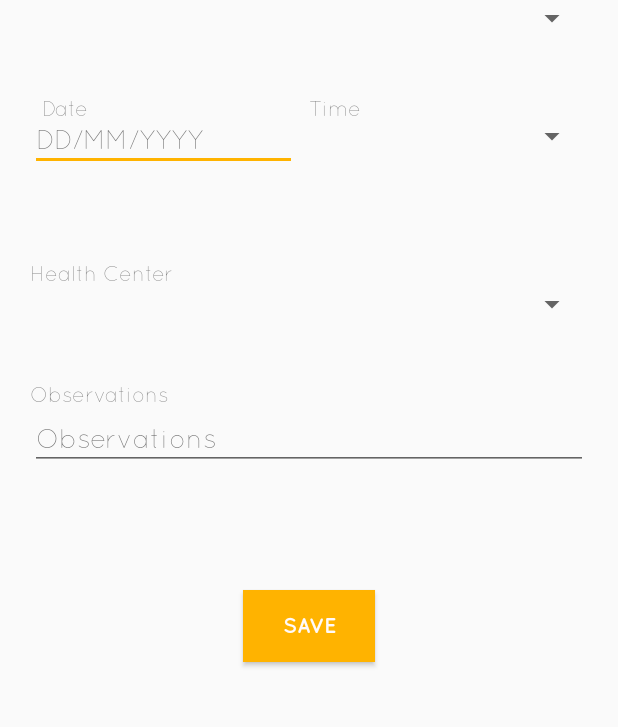
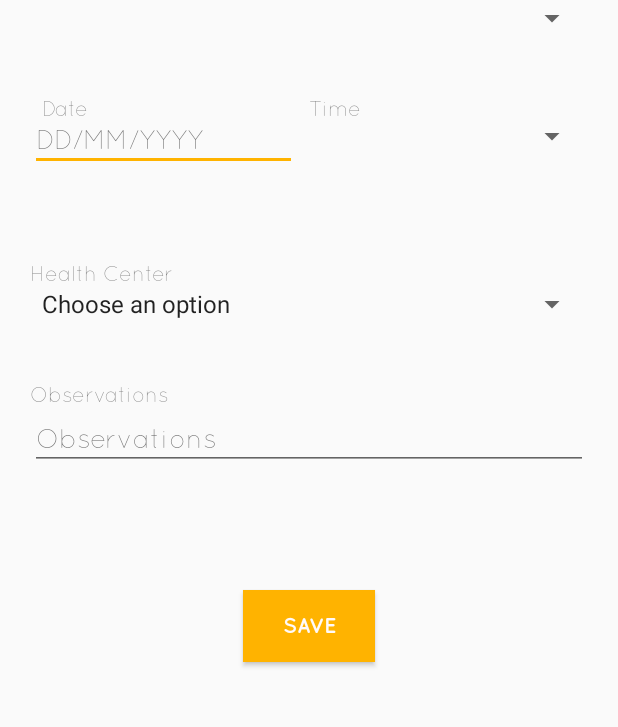
Before and after one commit to EmiliaPalaghita/BookADoctor, an Android app: the AppointmentActivity screen opened directly, with no data from a screen before it, on a phone screen of 412 x 824 dp, the part 409-1136 px from its top. Run offline under Robolectric (Android 15) with nearby library versions, the phone set to English and light mode, and no system bars; our stand-ins replace Firebase (no records; nobody signed in at launch, a user with empty details on screens opened directly).

```diff
--- a/app/src/main/java/com/example/pemil/bookadoctor/Activities/AppointmentActivity.kt
+++ b/app/src/main/java/com/example/pemil/bookadoctor/Activities/AppointmentActivity.kt
@@ -21,6 +21,7 @@ class AppointmentActivity : AppCompatActivity() {
     private var database = FirebaseDatabase.getInstance()
     var specialtiesReference = database.getReference("specialties")
     var doctorsReference = database.getReference("doctors")
+    var clinicsReference = database.getReference("health-clinics")
 
     var specialtiesList = mutableListOf<String>()
     var doctorsList = mutableListOf<String>()
@@ -62,6 +63,27 @@ class AppointmentActivity : AppCompatActivity() {
     private fun retrieveDataFromDB() {
         updateSpecialization()
         updateDoctor()
+        updateClinics()
+    }
+
+    private fun updateClinics() {
+        clinicsReference.addValueEventListener(object : ValueEventListener {
+            override fun onCancelled(p0: DatabaseError) {
+                Toast.makeText(this@AppointmentActivity, "Failed to load data", Toast.LENGTH_LONG).show()
+            }
+
+            override fun onDataChange(p0: DataSnapshot) {
+                for (data in p0.children) {
+                    val clinic = data.getValue(String::class.java)
+                    healthClinicList.add(clinic!!)
+                }
+
+                health_center_spinner.adapter = ArrayAdapter<String>(this@AppointmentActivity,
+                        android.R.layout.simple_spinner_item, healthClinicList).apply {
+                    setDropDownViewResource(android.R.layout.simple_spinner_dropdown_item)
+                }
+            }
+        })
     }
 
     private fun updateDoctor() {
```
